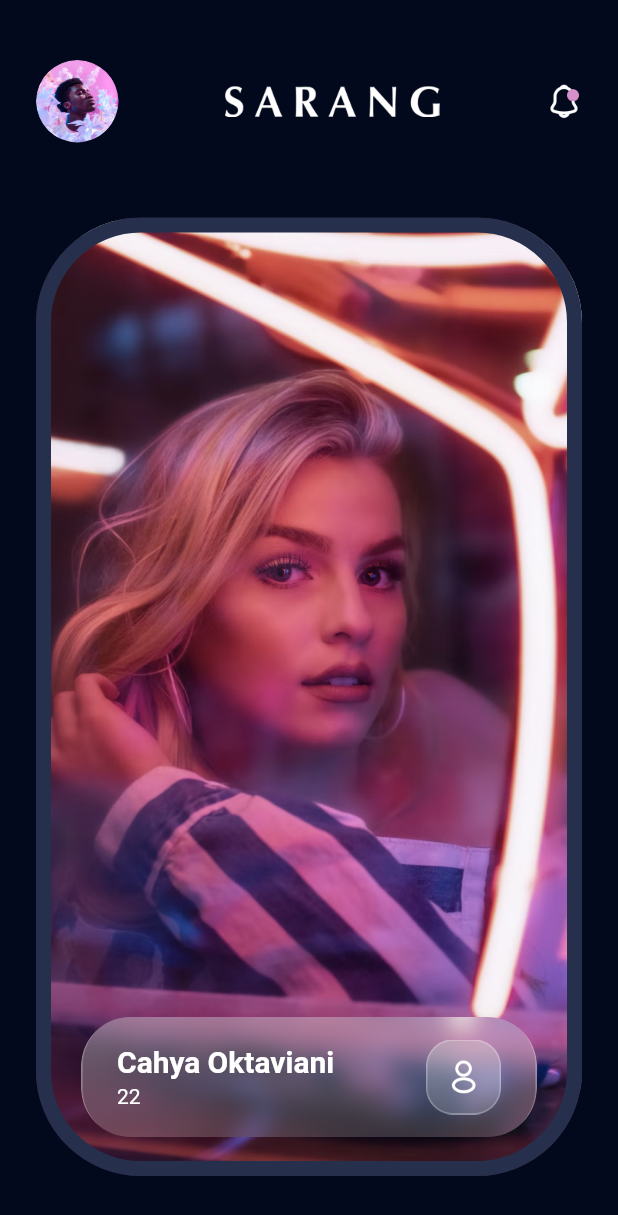
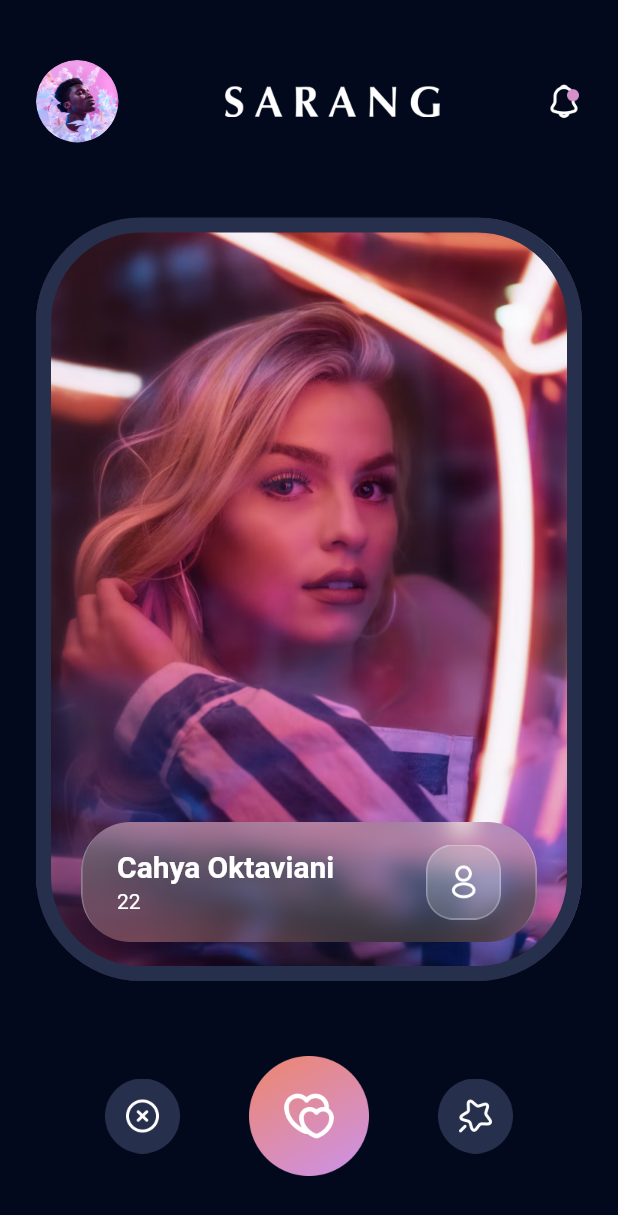
Before and after one commit to magerngoding/Tinder-App, a Flutter app: the ExplorePeopleScreen screen opened by its route, on a phone screen of 412 x 824 dp. Shown: the top 1215 px of the screen. Run offline on Flutter 3.47's test engine with Material 2 defaults, Android fonts, the phone set to English and light mode, and no system bars; our stand-ins replace google_fonts.

Commit message:
Slicing explore people screen MatchButton, slicing people loved screen

```diff
--- a/lib/src/app.dart
+++ b/lib/src/app.dart
@@ -5,6 +5,7 @@ import 'package:tinder_app/src/features/authentication/presentation/sign_up_scre
 import 'package:tinder_app/src/features/authentication/presentation/sign_up_age_job_screen.dart';
 import 'package:tinder_app/src/features/authentication/presentation/sign_up_upload_photo_screen.dart';
 import 'package:tinder_app/src/features/likes_you/presentation/explore_people_screen.dart';
+import 'package:tinder_app/src/features/likes_you/presentation/people_love_screen.dart';
 import 'package:tinder_app/src/theme_manager/theme_data.manager.dart';
 
 class AppScreen extends StatelessWidget {
@@ -25,6 +26,7 @@ class AppScreen extends StatelessWidget {
         SignUpUploadPhotoScreen.routeName: (context) =>
             SignUpUploadPhotoScreen(),
         ExplorePeopleScreen.routeName: (context) => ExplorePeopleScreen(),
+        PeopleLoveScreen.routeName: (context) => PeopleLoveScreen(),
       },
     );
   }
--- a/lib/src/common_widgets/explore_people_app_bar_widget.dart
+++ b/lib/src/common_widgets/explore_people_app_bar_widget.dart
@@ -2,6 +2,7 @@
 
 import 'package:flutter/material.dart';
 import 'package:tinder_app/src/common_widgets/logo_widget.dart';
+import 'package:tinder_app/src/features/likes_you/presentation/people_love_screen.dart';
 
 class ExplorePeopleAppBarWidget extends StatelessWidget {
   const ExplorePeopleAppBarWidget({super.key});
@@ -23,7 +24,11 @@ class ExplorePeopleAppBarWidget extends StatelessWidget {
           ),
         ),
         LogoWidget(),
-        Container(
+        GestureDetector(
+          onTap: () {
+            Navigator.pushNamed(context, PeopleLoveScreen.routeName);
+          },
+          child: Container(
             width: 24,
             height: 24,
             decoration: BoxDecoration(
@@ -32,6 +37,7 @@ class ExplorePeopleAppBarWidget extends StatelessWidget {
                 fit: BoxFit.cover,
               ),
             ),
+          ),
         )
       ],
     );
--- /dev/null
+++ b/lib/src/common_widgets/explore_people_button_widget.dart
@@ -0,0 +1,28 @@
+import 'package:flutter/material.dart';
+import 'package:tinder_app/src/common_widgets/match_button_widget.dart';
+
+class ExplorePeopleButtonWidget extends StatelessWidget {
+  const ExplorePeopleButtonWidget({super.key});
+
+  @override
+  Widget build(BuildContext context) {
+    return Row(
+      mainAxisAlignment: MainAxisAlignment.spaceEvenly,
+      children: [
+        MatchButtonWidget(
+          iconPath: 'icon_close.png',
+          onTap: () {},
+        ),
+        MatchButtonWidget(
+          dimesion: 80,
+          iconPath: 'icon_love.png',
+          onTap: () {},
+        ),
+        MatchButtonWidget(
+          iconPath: 'icon_favorite.png',
+          onTap: () {},
+        ),
+      ],
+    );
+  }
+}
--- /dev/null
+++ b/lib/src/common_widgets/match_button_widget.dart
@@ -0,0 +1,34 @@
+// ignore_for_file: public_member_api_docs, sort_constructors_first
+import 'package:flutter/material.dart';
+
+// Buat bikin si icon
+class MatchButtonWidget extends StatelessWidget {
+  final double dimesion;
+  final String iconPath;
+  final VoidCallback onTap;
+
+  const MatchButtonWidget({
+    Key? key,
+    this.dimesion = 50,
+    required this.iconPath,
+    required this.onTap,
+  }) : super(key: key);
+
+  @override
+  Widget build(BuildContext context) {
+    return GestureDetector(
+      onTap: onTap,
+      child: Container(
+        width: dimesion,
+        height: dimesion,
+        decoration: BoxDecoration(
+          image: DecorationImage(
+            image: AssetImage(
+              'assets/images/$iconPath',
+            ),
+          ),
+        ),
+      ),
+    );
+  }
+}
--- a/lib/src/features/likes_you/presentation/explore_people_screen.dart
+++ b/lib/src/features/likes_you/presentation/explore_people_screen.dart
@@ -2,6 +2,7 @@
 
 import 'package:flutter/material.dart';
 import 'package:tinder_app/src/common_widgets/explore_people_app_bar_widget.dart';
+import 'package:tinder_app/src/common_widgets/explore_people_button_widget.dart';
 import 'package:tinder_app/src/common_widgets/match_card_widget.dart';
 import 'package:tinder_app/src/theme_manager/values_manager.dart';
 
@@ -30,6 +31,10 @@ class ExplorePeopleScreen extends StatelessWidget {
                   Expanded(
                     child: MatchCardWidget(),
                   ),
+                  SizedBox(
+                    height: 50,
+                  ),
+                  ExplorePeopleButtonWidget(),
                 ],
               ),
             ),
```
Also changed, not shown: lib/src/common_widgets/people_love_card.widget.dart (added, +53 -0 lines), lib/src/features/likes_you/presentation/people_love_screen.dart (added, +50 -0 lines), lib/src/theme_manager/style_manager.dart (+12 -0 lines). Lines whose indentation alone changed are shown as unchanged.
